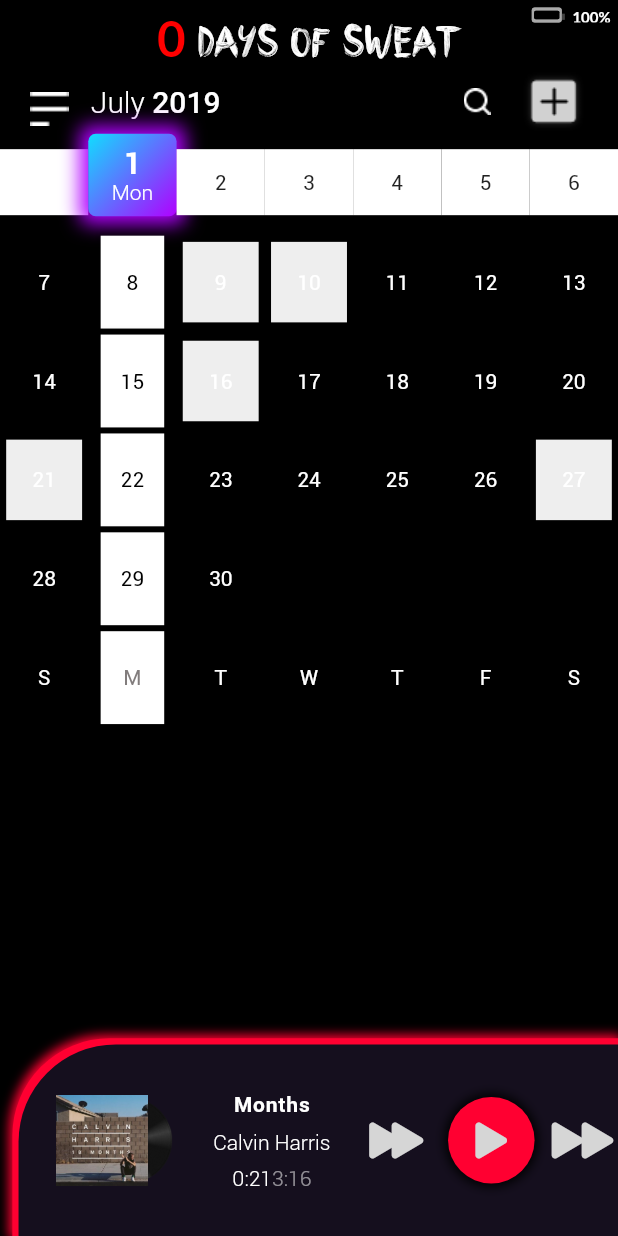
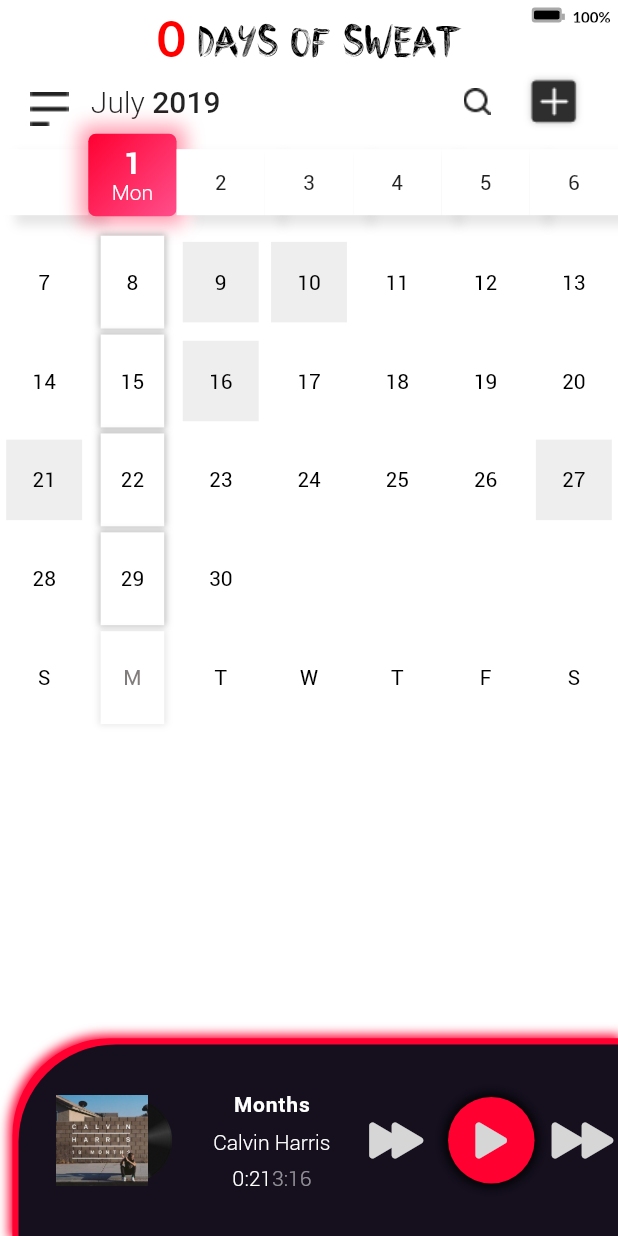
Before and after one commit to mnehal69/Days_Of_Sweat, a Flutter app: the screen it shows after launch, after a tap on an icon or button, on a phone screen of 412 x 824 dp. Run offline on Flutter 3.47's test engine with Material 2 defaults, Android fonts, the light colour scheme and no system bars; our stand-ins replace battery, fluttertoast, font_awesome_flutter, local_auth, percent_indicator.

Commit message:
7/27/2019

```diff
--- a/lib/main.dart
+++ b/lib/main.dart
@@ -1,16 +1,4 @@
-import 'package:appspector/appspector.dart';
 import 'package:flutter/material.dart';
 import './src/app.dart';
 
-void runAppSpector() {
-  var config = new Config();
-  // config.iosApiKey = "Your iOS API_KEY";
-  config.androidApiKey =
-      "android_ODZkZGU0NjEtMTdlYi00NTNlLWE5MDEtZTNjMDM0MjdlMWFk";
-  AppSpectorPlugin.run(config);
-}
-
-void main() {
-  runAppSpector();
-  runApp(App());
-}
+void main() => runApp(App());
--- a/lib/src/screen/MainScreen.dart
+++ b/lib/src/screen/MainScreen.dart
@@ -18,7 +18,7 @@ class MainScreenState extends State<MainScreen> {
   final size = 30.0;
 
   var currentDate = new DateTime.now();
-  var darkMode = true;
+  var darkMode = false;
   @override
   Widget build(BuildContext context) {
     SystemChrome.setEnabledSystemUIOverlays([SystemUiOverlay.bottom]);
--- a/pubspec.yaml
+++ b/pubspec.yaml
@@ -31,7 +31,8 @@ dependencies:
   intl: ^0.15.8
   fluttery_audio: ^0.0.4
   percent_indicator: "^2.1.1"
-  appspector: "^0.0.6"
+  flutter_redux: ^0.5.3
+  redux: ^3.0.0
 
 
 
```
Also changed, not shown: pubspec.lock.
